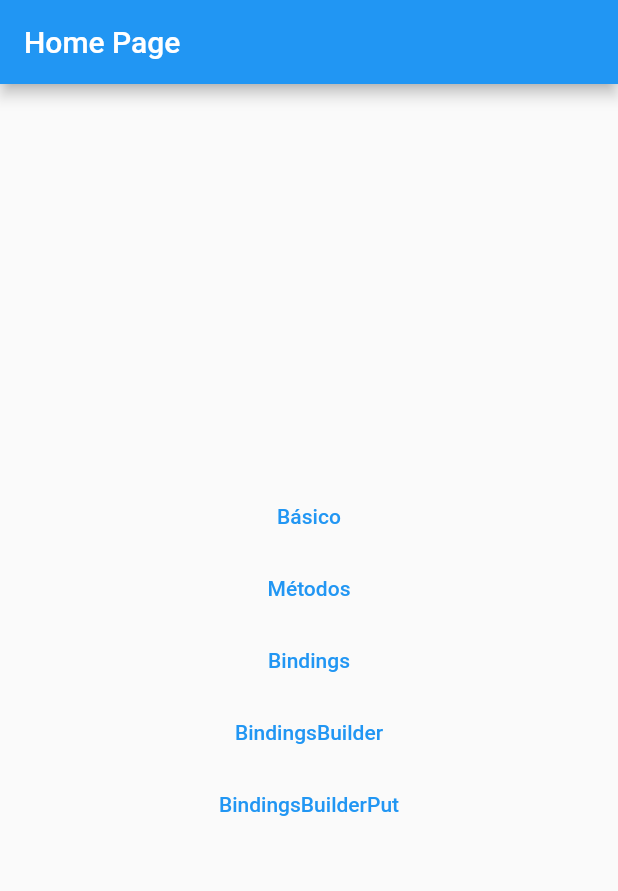
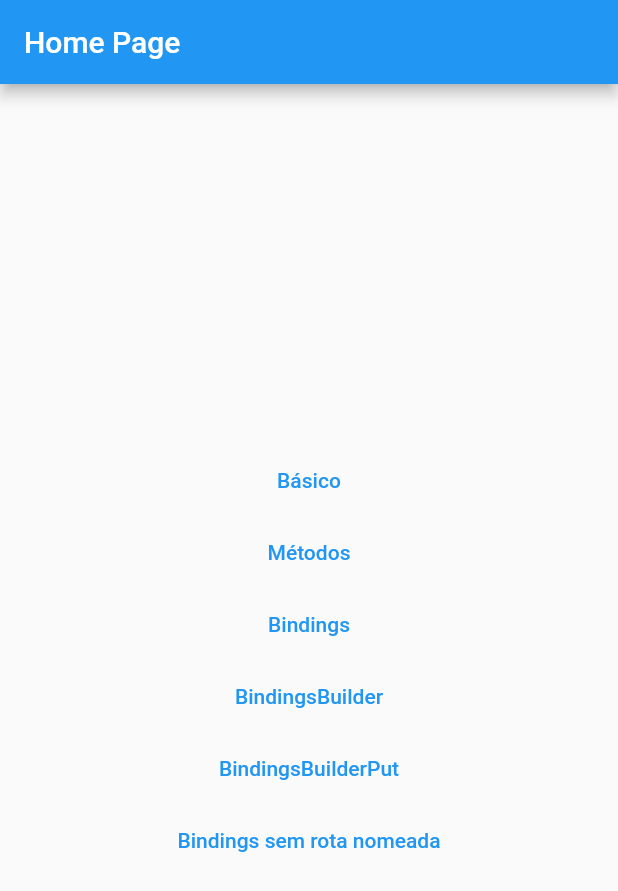
Before and after one commit to moraes3000/flutter_getx_tutorial, a Flutter app: the screen it shows after launch, on a phone screen of 412 x 824 dp. Shown: the top 891 px of the screen. Run offline on Flutter 3.47's test engine with Material 2 defaults, Android fonts, the phone set to English and light mode, and no system bars; our stand-ins replace get, shared_preferences.

Commit message:
Binding com rotas não nomeadas

```diff
--- a/get_dependencias/lib/pages/home_page.dart
+++ b/get_dependencias/lib/pages/home_page.dart
@@ -1,4 +1,8 @@
 import 'package:flutter/material.dart';
+import 'package:get/get.dart';
+import 'package:get_dependencias/pages/binding/home_bindings.dart';
+
+import 'binding/binding_controller.dart';
 
 class HomePage extends StatelessWidget {
   const HomePage({Key? key}) : super(key: key);
@@ -43,6 +47,16 @@ class HomePage extends StatelessWidget {
               },
               child: const Text('BindingsBuilderPut'),
             ),
+            TextButton(
+              onPressed: () {
+                Get.to(
+                  HomeBindings(),
+                  binding: BindingsBuilder.put(() => BindingController(
+                      nome: 'Inicializado pelo binding sem rota')),
+                );
+              },
+              child: const Text('Bindings sem rota nomeada'),
+            ),
           ],
         ),
       ),
```
